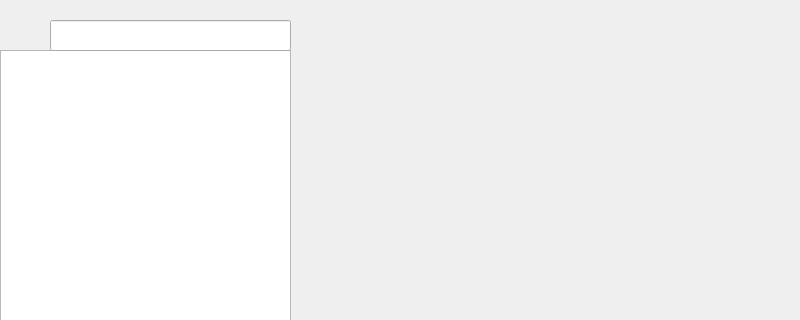
Above: UI files/UI1.ui from YudinArtem1008/PyQt5_message_project before the change; both pictures show x 0 to 800 and y 0 to 320 of the 800 by 612 pixel window. Below: the same form after it.
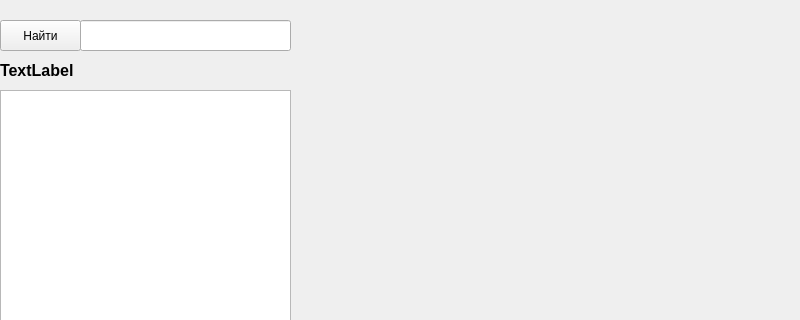
That is the form after the change.

Commit message: Added some code and css styles

Patch:
```diff
--- a/UI files/UI1.ui
+++ b/UI files/UI1.ui
@@ -18,18 +18,18 @@
     <property name="geometry">
      <rect>
       <x>0</x>
-      <y>50</y>
+      <y>90</y>
       <width>291</width>
-      <height>531</height>
+      <height>491</height>
      </rect>
     </property>
    </widget>
    <widget class="QLineEdit" name="lineEdit">
     <property name="geometry">
      <rect>
-      <x>50</x>
+      <x>80</x>
       <y>20</y>
-      <width>241</width>
+      <width>211</width>
       <height>31</height>
      </rect>
     </property>
@@ -45,6 +45,43 @@
      <string/>
     </property>
    </widget>
+   <widget class="QPushButton" name="findButton">
+    <property name="geometry">
+     <rect>
+      <x>0</x>
+      <y>20</y>
+      <width>81</width>
+      <height>31</height>
+     </rect>
+    </property>
+    <property name="text">
+     <string>Найти</string>
+    </property>
+   </widget>
+   <widget class="QLabel" name="label">
+    <property name="geometry">
+     <rect>
+      <x>0</x>
+      <y>50</y>
+      <width>801</width>
+      <height>41</height>
+     </rect>
+    </property>
+    <property name="font">
+     <font>
+      <family>Tahoma</family>
+      <pointsize>12</pointsize>
+      <weight>75</weight>
+      <bold>true</bold>
+     </font>
+    </property>
+    <property name="styleSheet">
+     <string notr="true"/>
+    </property>
+    <property name="text">
+     <string>TextLabel</string>
+    </property>
+   </widget>
   </widget>
   <widget class="QMenuBar" name="menubar">
    <property name="geometry">
```
The commit also changes 2 other files.
